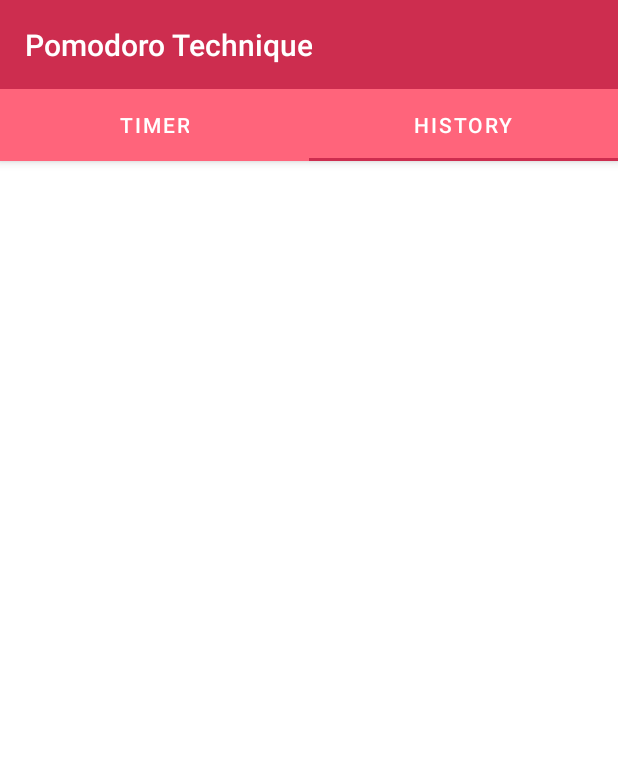
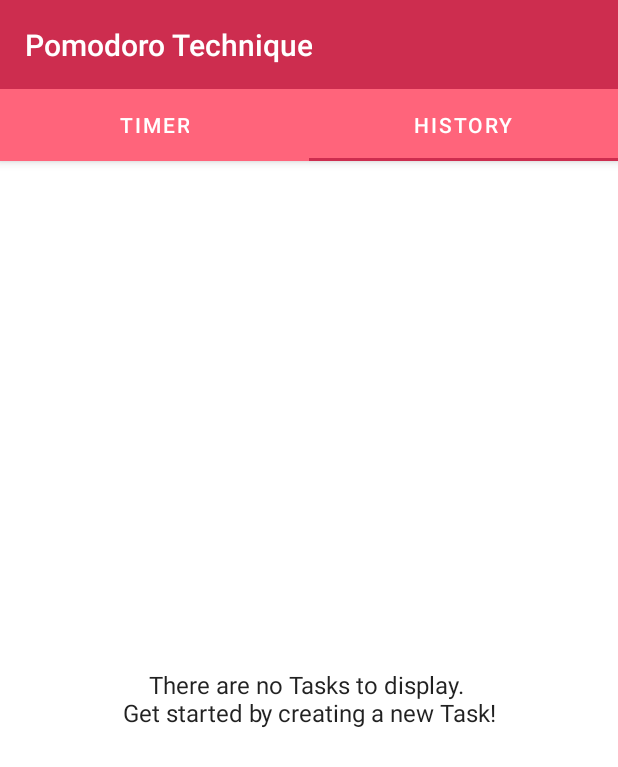
Before and after one commit to arieldipietro/PomodoroTechnique, an Android app: the screen it shows after launch (MainActivity), tab 2 chosen, on a phone screen of 412 x 824 dp. Shown: the top 767 px of the screen. Run offline under Robolectric (Android 15) with nearby library versions, the phone set to English and light mode, and no system bars; our stand-ins replace Room's generated code, data binding.

Commit message:
App working properly, check TODOs for final fixes

```diff
--- a/app/src/main/AndroidManifest.xml
+++ b/app/src/main/AndroidManifest.xml
@@ -1,6 +1,8 @@
 <?xml version="1.0" encoding="utf-8"?>
 <manifest xmlns:android="http://schemas.android.com/apk/res/android"
     package="com.example.pomodorotechnique">
+
+    <uses-permission android:name="android.permission.VIBRATE" />
 
     <application
         android:allowBackup="true"
--- a/app/src/main/java/com/example/pomodorotechnique/FragmentTimer.kt
+++ b/app/src/main/java/com/example/pomodorotechnique/FragmentTimer.kt
@@ -3,9 +3,13 @@ package com.example.pomodorotechnique
 
 import android.app.NotificationChannel
 import android.app.NotificationManager
+import android.content.ContentResolver
 import android.graphics.Color
+import android.media.AudioAttributes
+import android.net.Uri
 import android.os.Build
 import android.os.Bundle
+import android.provider.Settings
 import android.text.InputType
 import android.util.Log
 import android.view.LayoutInflater
@@ -29,6 +33,7 @@ import com.google.android.material.floatingactionbutton.FloatingActionButton
 import kotlinx.coroutines.CoroutineScope
 import kotlinx.coroutines.Dispatchers
 import kotlinx.coroutines.launch
+import kotlin.concurrent.timer
 
 class FragmentTimer : Fragment() {
 
@@ -69,11 +74,11 @@ class FragmentTimer : Fragment() {
             if (timerViewModel.currentTask == null || timerViewModel.currentTask.value!!.name == "FakeTask") {
                 binding.buttonPlay.setVisibility(View.GONE)
                 binding.buttonPause.setVisibility(View.GONE)
-                binding.imageButton3.setVisibility(View.GONE)
+                binding.buttonNext.setVisibility(View.GONE)
             } else {
                 binding.buttonPlay.setVisibility(View.VISIBLE)
                 binding.buttonPause.setVisibility(View.VISIBLE)
-                binding.imageButton3.setVisibility(View.VISIBLE)
+                binding.buttonNext.setVisibility(View.VISIBLE)
             }
             updateUIText()
             updateCountdownUI()
@@ -100,6 +105,13 @@ class FragmentTimer : Fragment() {
                 updateAnimation()
             }
 
+        //Observing all tasks, to update the UI clock when the user deletes the last available task
+        timerViewModel.allTasks.observe(viewLifecycleOwner) {
+            if (timerViewModel.allTasks.value!!.isEmpty()) {
+                timerViewModel.instantiateUI()
+            }
+        }
+
 
         val fab: FloatingActionButton = binding.fab
         fab.setOnClickListener { view ->
@@ -114,7 +126,6 @@ class FragmentTimer : Fragment() {
         )
 
         timerViewModel.timerState.observe(viewLifecycleOwner, {
-
             if(timerViewModel.timerState.value == TimerState.Completed) {
                 //Log.i("MainActivity", "Should send Notification")
                 onTimerCompleted("Timer Done, take a Rest!")
@@ -163,7 +174,8 @@ class FragmentTimer : Fragment() {
             timerViewModel.onPause()
             updateCountdownUI()
         }
-        binding.imageButton3.setOnClickListener{
+        binding.buttonNext.setOnClickListener{
+            timerViewModel.onNextCycle()
         }
 
     }
@@ -180,7 +192,8 @@ class FragmentTimer : Fragment() {
 
         val secondsInString = secondsInMinutesUntilFinished.toString()
 
-        if(timerViewModel.secondsRemaining.value == null || timerViewModel.timerState.value == TimerState.NotStarted){
+        if(timerViewModel.secondsRemaining.value == null || timerViewModel.timerState.value == TimerState.NotStarted
+            || timerViewModel.secondsRemaining.value == 0L){
             binding.textViewCountdown.text = ""
         }
         else binding.textViewCountdown.text = "$minutesUntilFinished:${
@@ -316,10 +329,16 @@ class FragmentTimer : Fragment() {
                 channelId, channelName, NotificationManager.IMPORTANCE_LOW
             )
 
+            val audioAttributes = AudioAttributes.Builder()
+                .setUsage(AudioAttributes.USAGE_NOTIFICATION_RINGTONE)
+                .build()
+
             notificationChannel.enableLights(true)
             notificationChannel.lightColor = Color.RED
             notificationChannel.enableVibration(true)
             notificationChannel.description = getString(R.string.app_name)
+            notificationChannel.importance = NotificationManager.IMPORTANCE_DEFAULT
+            notificationChannel.setSound(Settings.System.DEFAULT_RINGTONE_URI, audioAttributes)
 
             val notificationManager = requireActivity().getSystemService(NotificationManager::class.java)
             notificationManager.createNotificationChannel(notificationChannel)
--- a/app/src/main/java/com/example/pomodorotechnique/screens/history/BindinUtils.kt
+++ b/app/src/main/java/com/example/pomodorotechnique/screens/history/BindinUtils.kt
@@ -1,9 +1,13 @@
 package com.example.pomodorotechnique.screens.history
 
+import android.app.Application
 import android.widget.TextView
 import androidx.databinding.BindingAdapter
+import androidx.lifecycle.ViewModelProvider
 import com.example.pomodorotechnique.TimerViewModel
 import com.example.pomodorotechnique.database.Task
+import com.example.pomodorotechnique.database.TasksDatabase
+import com.example.pomodorotechnique.tasks.ViewModelFactory
 
 @BindingAdapter("nameAdapter")
 fun TextView.setName(item: Task?) {
@@ -29,6 +33,6 @@ fun TextView.setCyclesComplete(item: Task?) {
 @BindingAdapter("focusedTimeFormated")
 fun TextView.setFocusedTime(item: Task?) {
     item?.let {
-        text = "Total Focused Time: ${item.focusedTime*TimerViewModel.Timers.INITIAL_FOCUS_TIME}"
+        text = "Total Focused Time: "
     }
 }
--- a/app/src/main/java/com/example/pomodorotechnique/screens/history/FragmentHistory.kt
+++ b/app/src/main/java/com/example/pomodorotechnique/screens/history/FragmentHistory.kt
@@ -1,5 +1,6 @@
 package com.example.pomodorotechnique.screens.history
 
+import android.opengl.Visibility
 import android.os.Bundle
 import android.view.*
 import androidx.databinding.DataBindingUtil
@@ -8,10 +9,10 @@ import androidx.lifecycle.Observer
 import androidx.lifecycle.ViewModelProvider
 import com.example.pomodorotechnique.R
 import com.example.pomodorotechnique.TimerViewModel
-import com.example.pomodorotechnique.database.Task
 import com.example.pomodorotechnique.database.TasksDatabase
 import com.example.pomodorotechnique.database.TasksDatabaseDao
 import com.example.pomodorotechnique.databinding.FragmentHistoryBinding
+import com.example.pomodorotechnique.models.TimerState
 import com.example.pomodorotechnique.tasks.ViewModelFactory
 import com.google.android.material.tabs.TabLayout
 
@@ -19,9 +20,7 @@ class FragmentHistory : Fragment(), ItemClickListener {
 
 
     private lateinit var binding: FragmentHistoryBinding
-    private lateinit var tasksListContainer: ViewGroup
 
-    private lateinit var currentTask: Task
     private lateinit var datasource: TasksDatabaseDao
 
     private lateinit var timerViewModel: TimerViewModel
@@ -47,6 +46,18 @@ class FragmentHistory : Fragment(), ItemClickListener {
 
         binding.timerViewModel = timerViewModel
         binding.lifecycleOwner = this
+
+        //Observing all tasks, to update the UI clock when the user deletes the last available task
+        timerViewModel.allTasks.observe(viewLifecycleOwner) {
+            if (timerViewModel.allTasks.value!!.isEmpty()) {
+                binding.listEmptyText.setVisibility(View.VISIBLE)
+                binding.deleteAllButton.setVisibility(View.GONE)
+            }
+            else{
+                binding.listEmptyText.setVisibility(View.GONE)
+                binding.deleteAllButton.setVisibility(View.VISIBLE)
+            }
+        }
 
         //Instantiating the Adapter
         val adapter = TasksAdapter(this)
@@ -76,4 +87,6 @@ class FragmentHistory : Fragment(), ItemClickListener {
     override fun deleteClick(taskId: Long) {
         timerViewModel.deleteTask(taskId)
     }
+
+
 }
--- a/app/src/main/res/layout/fragment_history.xml
+++ b/app/src/main/res/layout/fragment_history.xml
@@ -18,15 +18,44 @@
         android:layout_height="match_parent"
         >
 
+        <TextView
+            android:id="@+id/list_empty_text"
+            android:layout_width="wrap_content"
+            android:layout_height="wrap_content"
+            android:text="@string/list_empty_text"
+            android:textAlignment="center"
+            android:textAppearance="@style/TextAppearance.AppCompat.Large"
+            android:textSize="16sp"
+            app:layout_constraintBottom_toBottomOf="parent"
+            app:layout_constraintEnd_toEndOf="parent"
+            app:layout_constraintStart_toStartOf="parent"
+            app:layout_constraintTop_toTopOf="parent" />
+
+        <Button
+            android:id="@+id/delete_all_button"
+            android:layout_width="wrap_content"
+            android:layout_height="wrap_content"
+            android:layout_marginBottom="16dp"
+            android:text="@string/clear_all"
+            app:layout_constraintBottom_toBottomOf="parent"
+            app:layout_constraintEnd_toEndOf="parent"
+            app:layout_constraintStart_toStartOf="parent"
+            app:layout_constraintTop_toTopOf="parent"
+            android:onClick="@{() -> timerViewModel.deleteAllTasks()}"
+            app:layout_constraintVertical_bias="1.0" />
+
         <androidx.recyclerview.widget.RecyclerView
             android:id="@+id/tasks_list"
             android:layout_width="0dp"
             android:layout_height="0dp"
-            app:layout_constraintBottom_toBottomOf="parent"
+            android:layout_marginBottom="16dp"
+            app:layoutManager="androidx.recyclerview.widget.LinearLayoutManager"
+            app:layout_constraintBottom_toTopOf="@+id/delete_all_button"
             app:layout_constraintEnd_toEndOf="parent"
             app:layout_constraintStart_toStartOf="parent"
-            app:layout_constraintTop_toTopOf="parent"
-            app:layoutManager="androidx.recyclerview.widget.LinearLayoutManager"/>
+            app:layout_constraintTop_toTopOf="parent" />
+
+
 
     </androidx.constraintlayout.widget.ConstraintLayout>
 
--- a/app/src/main/res/layout/fragment_timer.xml
+++ b/app/src/main/res/layout/fragment_timer.xml
@@ -34,7 +34,7 @@
         android:id="@+id/animationGreen"
         android:layout_width="match_parent"
         android:layout_height="match_parent"
-        tools:layout_editor_absoluteX="0dp"
+        tools:layout_editor_absoluteX="16dp"
         tools:layout_editor_absoluteY="0dp" />
 
     <TextView
@@ -69,14 +69,14 @@
         android:background="@color/white"
         android:src="@drawable/ic_baseline_pause_24"
         app:layout_constraintBottom_toBottomOf="parent"
-        app:layout_constraintEnd_toStartOf="@+id/imageButton3"
+        app:layout_constraintEnd_toStartOf="@+id/buttonNext"
         app:layout_constraintHorizontal_bias="0.5"
         app:layout_constraintStart_toEndOf="@+id/button_play"
         app:layout_constraintTop_toTopOf="parent"
         app:layout_constraintVertical_bias="0.85" />
 
     <ImageButton
-        android:id="@+id/imageButton3"
+        android:id="@+id/buttonNext"
         android:layout_width="60dp"
         android:layout_height="60dp"
         android:layout_marginEnd="32dp"
--- a/app/src/main/res/values/strings.xml
+++ b/app/src/main/res/values/strings.xml
@@ -16,4 +16,5 @@
     <string name="notification_channel_name">Timer Done</string>
     <string name="get_started">Get started by creating a new task, \nor select one from history!</string>
     <string name="pomodoro_image_content_description">Tomato icon for each time</string>
+    <string name="clear_all">Clear All</string>
 </resources>
```
Also changed, not shown: app/src/main/java/com/example/pomodorotechnique/TimerViewModel.kt (+70 -22 lines), app/src/main/java/com/example/pomodorotechnique/utils/Todo.kt (+1 -7 lines), app/src/main/res/layout/list_item_task.xml (+7 -3 lines).
